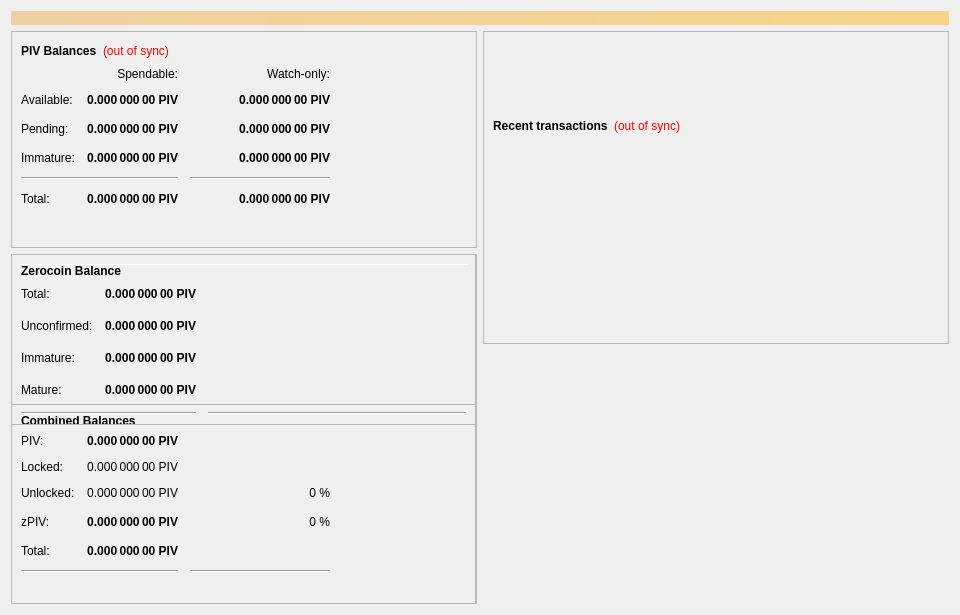
LUX-Core/lux, file src/qt/forms/overviewpage.ui: the form before one commit.
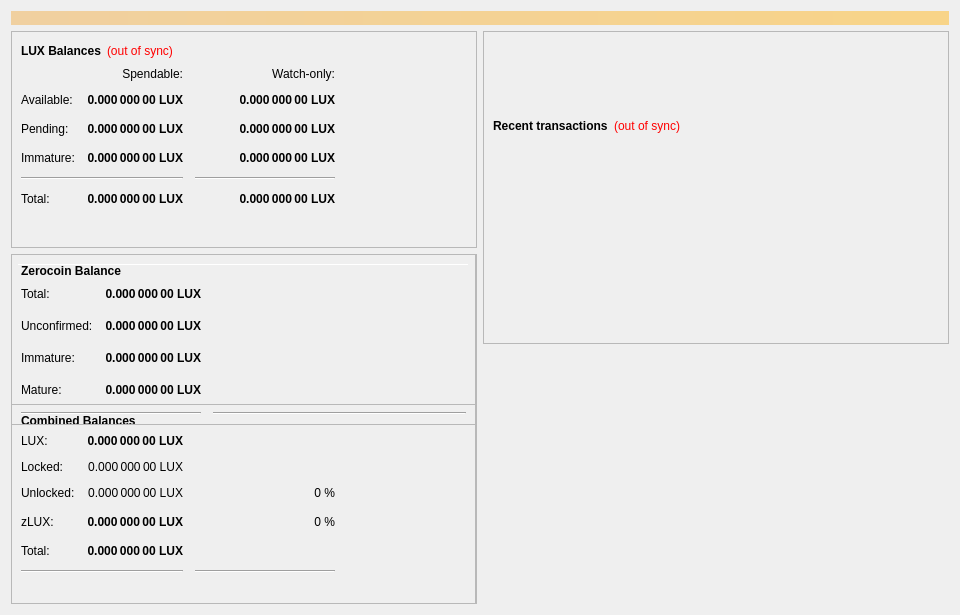
The form after the commit.

Diff of the .ui file:
```diff
--- a/src/qt/forms/overviewpage.ui
+++ b/src/qt/forms/overviewpage.ui
@@ -60,7 +60,7 @@
                </font>
               </property>
               <property name="text">
-               <string>PIV Balances</string>
+               <string>LUX Balances</string>
               </property>
              </widget>
             </item>
@@ -118,7 +118,7 @@
                <string>Unconfirmed transactions to watch-only addresses</string>
               </property>
               <property name="text">
-               <string notr="true">0.000 000 00 PIV</string>
+               <string notr="true">0.000 000 00 LUX</string>
               </property>
               <property name="alignment">
                <set>Qt::AlignRight|Qt::AlignTrailing|Qt::AlignVCenter</set>
@@ -143,7 +143,7 @@
                <string>Total of transactions that have yet to be confirmed, and do not yet count toward the spendable balance</string>
               </property>
               <property name="text">
-               <string notr="true">0.000 000 00 PIV</string>
+               <string notr="true">0.000 000 00 LUX</string>
               </property>
               <property name="alignment">
                <set>Qt::AlignRight|Qt::AlignTrailing|Qt::AlignVCenter</set>
@@ -168,7 +168,7 @@
                <string>Staked or masternode rewards in watch-only addresses that has not yet matured</string>
               </property>
               <property name="text">
-               <string notr="true">0.000 000 00 PIV</string>
+               <string notr="true">0.000 000 00 LUX</string>
               </property>
               <property name="alignment">
                <set>Qt::AlignRight|Qt::AlignTrailing|Qt::AlignVCenter</set>
@@ -226,7 +226,7 @@
                <string>Staked or masternode rewards that has not yet matured</string>
               </property>
               <property name="text">
-               <string notr="true">0.000 000 00 PIV</string>
+               <string notr="true">0.000 000 00 LUX</string>
               </property>
               <property name="alignment">
                <set>Qt::AlignRight|Qt::AlignTrailing|Qt::AlignVCenter</set>
@@ -271,7 +271,7 @@
                <string>Your current total balance</string>
               </property>
               <property name="text">
-               <string notr="true">0.000 000 00 PIV</string>
+               <string notr="true">0.000 000 00 LUX</string>
               </property>
               <property name="alignment">
                <set>Qt::AlignRight|Qt::AlignTrailing|Qt::AlignVCenter</set>
@@ -296,7 +296,7 @@
                <string>Current total balance in watch-only addresses</string>
               </property>
               <property name="text">
-               <string notr="true">0.000 000 00 PIV</string>
+               <string notr="true">0.000 000 00 LUX</string>
               </property>
               <property name="alignment">
                <set>Qt::AlignRight|Qt::AlignTrailing|Qt::AlignVCenter</set>
@@ -338,7 +338,7 @@
                <string>Your current spendable balance</string>
               </property>
               <property name="text">
-               <string notr="true">0.000 000 00 PIV</string>
+               <string notr="true">0.000 000 00 LUX</string>
               </property>
               <property name="alignment">
                <set>Qt::AlignRight|Qt::AlignTrailing|Qt::AlignVCenter</set>
@@ -363,7 +363,7 @@
                <string>Your current balance in watch-only addresses</string>
               </property>
               <property name="text">
-               <string notr="true">0.000 000 00 PIV</string>
+               <string notr="true">0.000 000 00 LUX</string>
               </property>
               <property name="alignment">
                <set>Qt::AlignRight|Qt::AlignTrailing|Qt::AlignVCenter</set>
@@ -963,7 +963,7 @@
                 <string>Total of transactions that have yet to be confirmed, and do not yet count toward the spendable balance</string>
                </property>
                <property name="text">
-                <string notr="true">0.000 000 00 PIV</string>
+                <string notr="true">0.000 000 00 LUX</string>
                </property>
                <property name="alignment">
                 <set>Qt::AlignRight|Qt::AlignTrailing|Qt::AlignVCenter</set>
@@ -988,7 +988,7 @@
                 <string>Total Balance, including unconfirmed and immature coins.</string>
                </property>
                <property name="text">
-                <string notr="true">0.000 000 00 PIV</string>
+                <string notr="true">0.000 000 00 LUX</string>
                </property>
                <property name="alignment">
                 <set>Qt::AlignRight|Qt::AlignTrailing|Qt::AlignVCenter</set>
@@ -1021,7 +1021,7 @@
              <item row="1" column="0">
               <widget class="QLabel" name="labelBalanceTextz">
                <property name="text">
-                <string>PIV:</string>
+                <string>LUX:</string>
                </property>
               </widget>
              </item>
@@ -1040,7 +1040,7 @@
                 <string>Your current spendable balance</string>
                </property>
                <property name="text">
-                <string notr="true">0.000 000 00 PIV</string>
+                <string notr="true">0.000 000 00 LUX</string>
                </property>
                <property name="alignment">
                 <set>Qt::AlignRight|Qt::AlignTrailing|Qt::AlignVCenter</set>
@@ -1056,7 +1056,7 @@
                 <string/>
                </property>
                <property name="text">
-                <string>zPIV:</string>
+                <string>zLUX:</string>
                </property>
               </widget>
              </item>
@@ -1090,7 +1090,7 @@
                 <string>Locked PIV or Masternode collaterals. These are excluded from zPIV minting.</string>
                </property>
                <property name="text">
-                <string>0.000 000 00 PIV</string>
+                <string>0.000 000 00 LUX</string>
                </property>
                <property name="alignment">
                 <set>Qt::AlignRight|Qt::AlignTrailing|Qt::AlignVCenter</set>
@@ -1123,7 +1123,7 @@
                 <string>Unlocked PIVs. These can be used for zPIV minting.</string>
                </property>
                <property name="text">
-                <string>0.000 000 00 PIV</string>
+                <string>0.000 000 00 LUX</string>
                </property>
                <property name="alignment">
                 <set>Qt::AlignRight|Qt::AlignTrailing|Qt::AlignVCenter</set>
@@ -1234,7 +1234,7 @@
                 <string>All available zPIV, unconfirmed and immature zPIV included.</string>
                </property>
                <property name="text">
-                <string notr="true">0.000 000 00 PIV</string>
+                <string notr="true">0.000 000 00 LUX</string>
                </property>
                <property name="alignment">
                 <set>Qt::AlignRight|Qt::AlignTrailing|Qt::AlignVCenter</set>
@@ -1312,7 +1312,7 @@
 These zPIV are spendable.</string>
                </property>
                <property name="text">
-                <string>0.000 000 00 PIV</string>
+                <string>0.000 000 00 LUX</string>
                </property>
                <property name="alignment">
                 <set>Qt::AlignRight|Qt::AlignTrailing|Qt::AlignVCenter</set>
@@ -1343,7 +1343,7 @@
 Immature: confirmed, but less than 3 mints of the same denomination after it was minted</string>
                </property>
                <property name="text">
-                <string>0.000 000 00 PIV</string>
+                <string>0.000 000 00 LUX</string>
                </property>
                <property name="alignment">
                 <set>Qt::AlignRight|Qt::AlignTrailing|Qt::AlignVCenter</set>
@@ -1387,7 +1387,7 @@
 Immature: confirmed, but less than 3 mints of the same denomination after it was minted</string>
                </property>
                <property name="text">
-                <string>0.000 000 00 PIV</string>
+                <string>0.000 000 00 LUX</string>
                </property>
                <property name="alignment">
                 <set>Qt::AlignRight|Qt::AlignTrailing|Qt::AlignVCenter</set>
```
Left out of the diff: 22 changed lines with no effect on the pictures.
